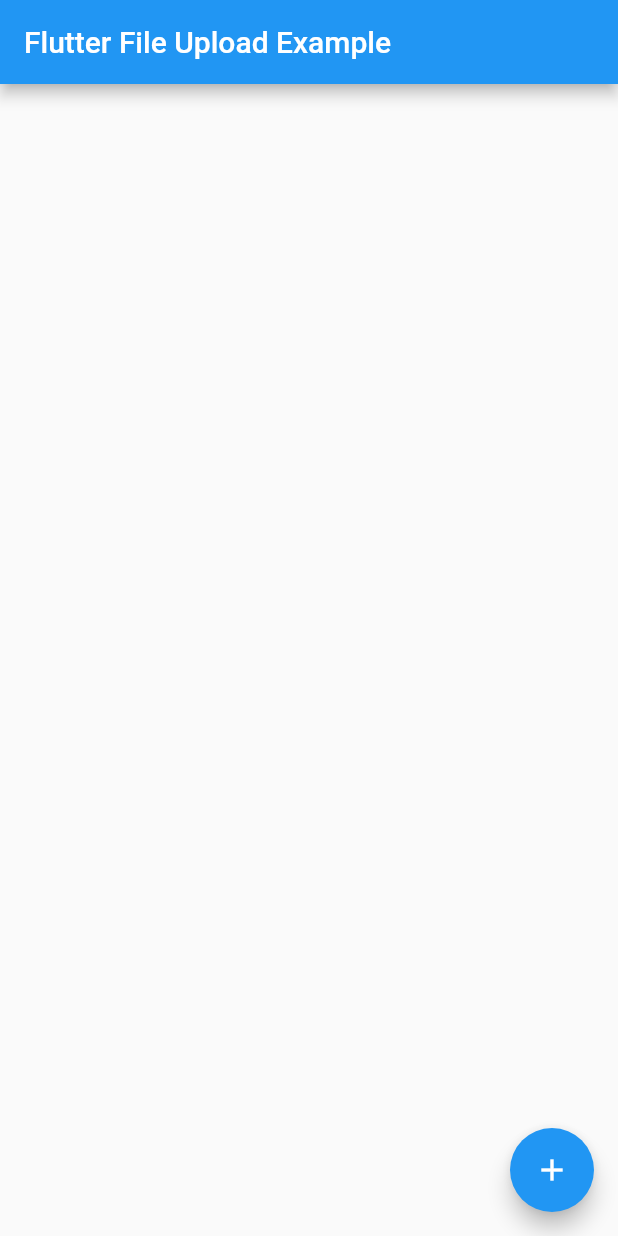
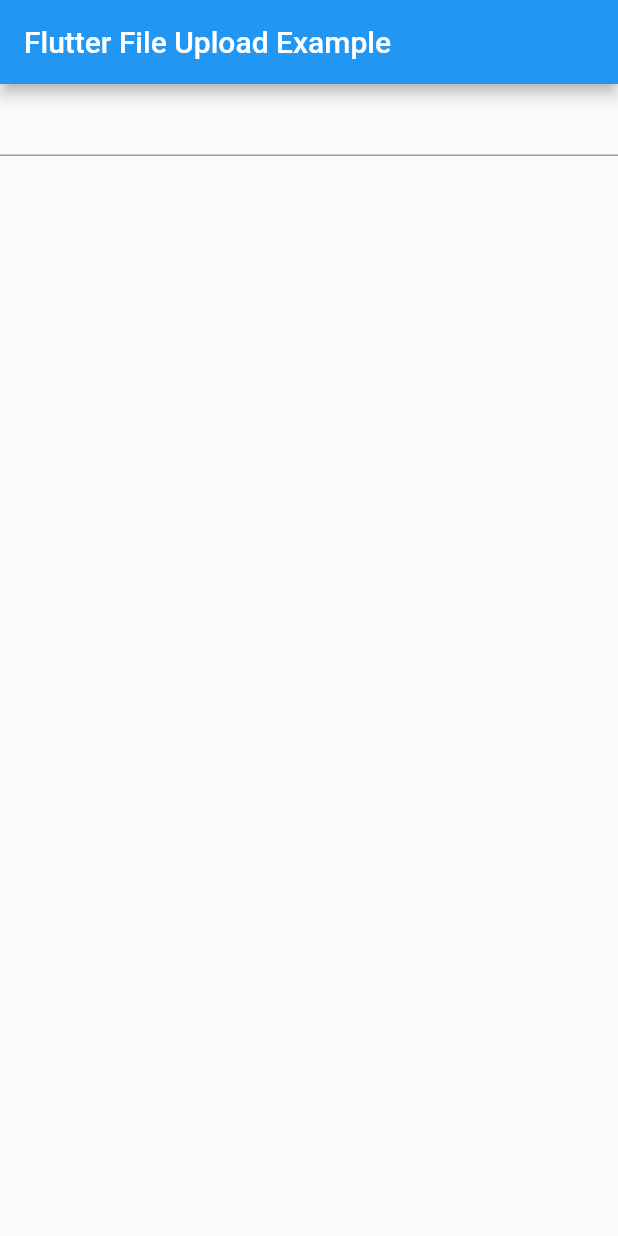
Before and after one commit to carzacc/form-data-post, a Flutter app: the screen it shows after launch, on a phone screen of 412 x 824 dp. Run offline on Flutter 3.47's test engine with Material 2 defaults, Android fonts, the phone set to English and light mode, and no system bars; our stand-ins replace image_picker.

Commit message:
Made the app more generic and reusable
Signed-off-by: Carmine Zaccagnino <carmine@carminezacc.com>

```diff
--- a/flutter-front-end/lib/main.dart
+++ b/flutter-front-end/lib/main.dart
@@ -9,15 +9,30 @@ class MyApp extends StatelessWidget {
   Widget build(BuildContext context) {
     return MaterialApp(
       title: 'Flutter File Upload Example',
-      home: MyHomePage(title: 'Flutter File Upload Example'),
+      home: StartPage(),
     );
   }
 }
 
+class StartPage extends StatelessWidget {
+  @override
+  Widget build(context) =>
+    Scaffold(
+      appBar: AppBar(
+        title: Text('Flutter File Upload Example')
+      ),
+      body: TextField(onSubmitted: (str) {
+        Navigator.push(context, MaterialPageRoute(
+          builder: (context) => MyHomePage(url: str)
+        ));
+      },)
+    );
+}
+
 class MyHomePage extends StatefulWidget {
-  MyHomePage({Key key, this.title}) : super(key: key);
+  MyHomePage({Key key, this.url}) : super(key: key);
 
-  final String title;
+  final String url;
 
   @override
   _MyHomePageState createState() => _MyHomePageState();
@@ -25,8 +40,8 @@ class MyHomePage extends StatefulWidget {
 
 class _MyHomePageState extends State<MyHomePage> {
 
-  Future<String> uploadImage(filename) async {
-    var request = http.MultipartRequest('POST', Uri.parse('http://192.168.1.156:3000/upload'));
+  Future<String> uploadImage(filename, url) async {
+    var request = http.MultipartRequest('POST', Uri.parse(url));
     request.files.add(await http.MultipartFile.fromPath('n', filename));
     var res = await request.send();
     return res.reasonPhrase;
@@ -37,7 +52,7 @@ class _MyHomePageState extends State<MyHomePage> {
   Widget build(BuildContext context) {
     return Scaffold(
       appBar: AppBar(
-        title: Text(widget.title),
+        title: Text('Flutter File Upload Example'),
       ),
       body: Center(
         child: Column(
@@ -50,7 +65,7 @@ class _MyHomePageState extends State<MyHomePage> {
       floatingActionButton: FloatingActionButton(
         onPressed: () async {
           var file = await ImagePicker.pickImage(source: ImageSource.gallery);
-          var res = await uploadImage(file.path);
+          var res = await uploadImage(file.path, widget.url);
           setState(() {
             state = res;
             print(res);
```
